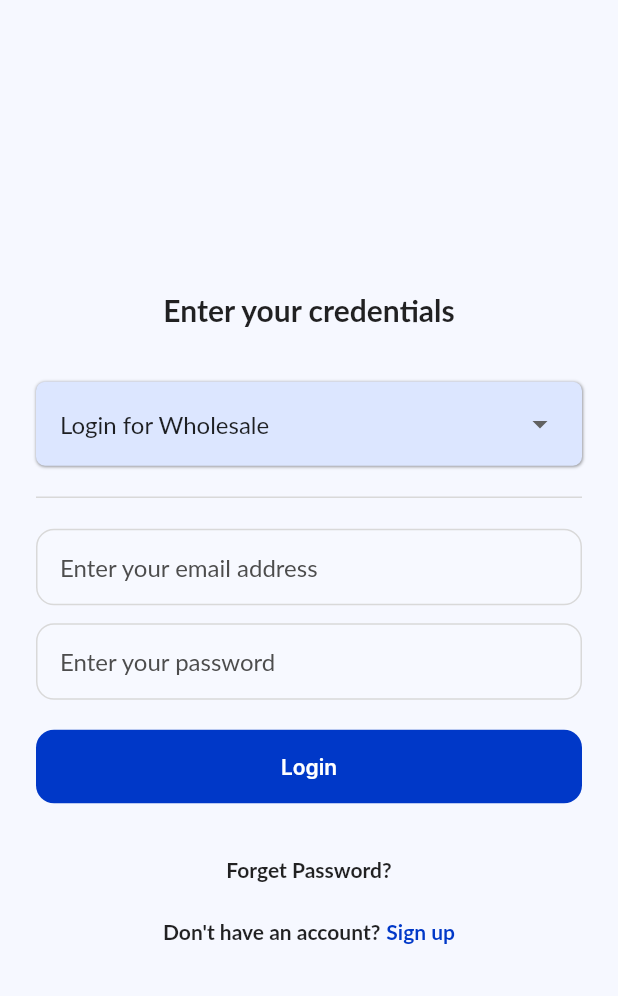
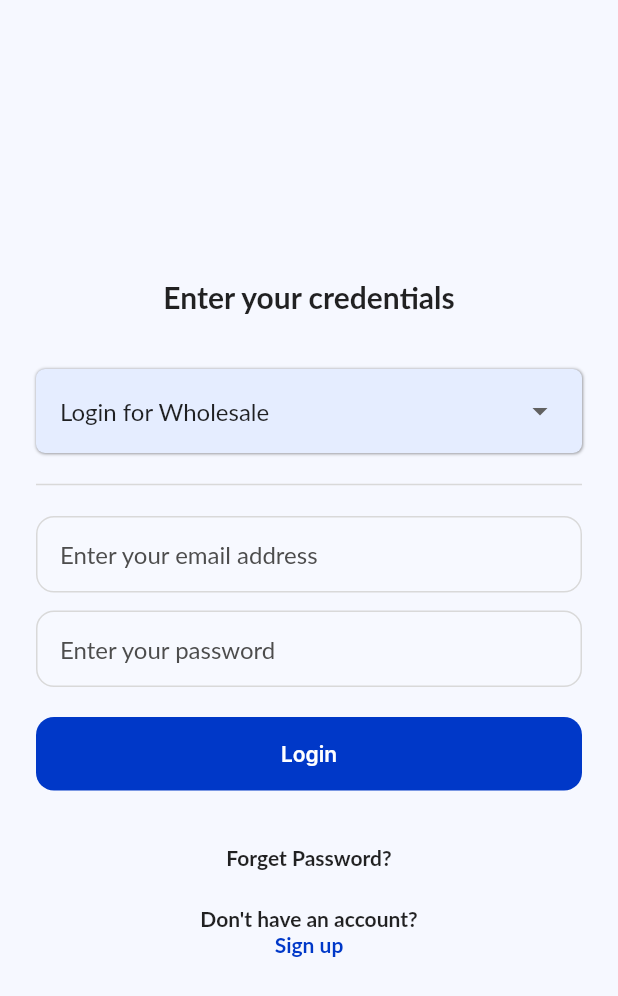
Before and after one commit to guptabinit/Education-App, a Flutter app: the screen it shows after launch, on a phone screen of 412 x 824 dp. Shown: the top 996 px of the screen. Run offline on Flutter 3.47's test engine with Material 2 defaults, Android fonts, the phone set to English and light mode, and no system bars; our stand-ins replace get, velocity_x; Roboto replaces fonts that are missing (Lato).

Commit message:
init-changes

```diff
--- a/lib/consts/colors.dart
+++ b/lib/consts/colors.dart
@@ -5,7 +5,7 @@ const textBorderColor = Color(0xffD9D9D9);
 const buttonColor = Color(0xff0038C8);
 
 const textDarkGreyColor = Color(0xff4D4D4D);
-const primaryBlueColor = Color(0xffDCE6FF);
+const primaryBlueColor = Color(0xffE5EDFF);
 
 const tertiaryBlueColor = Color(0xffB6CFFF);
 const secondaryPurpleColor = Color(0xffF1F2FF);
--- a/lib/views/auth_view/login_screen.dart
+++ b/lib/views/auth_view/login_screen.dart
@@ -134,7 +134,7 @@ class _LoginScreenState extends State<LoginScreen> {
                               .makeCentered(),
                         ),
                         24.heightBox,
-                        Row(
+                        Column(
                           mainAxisAlignment: MainAxisAlignment.center,
                           children: [
                             "Don't have an account?".text
```
